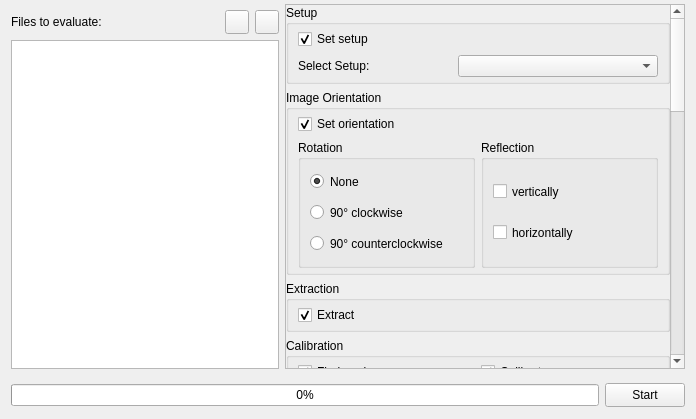
Before: the Qt Designer form bmicro/gui/batch_evaluation.ui in BrillouinMicroscopy/BMicro, drawn with Qt 5.
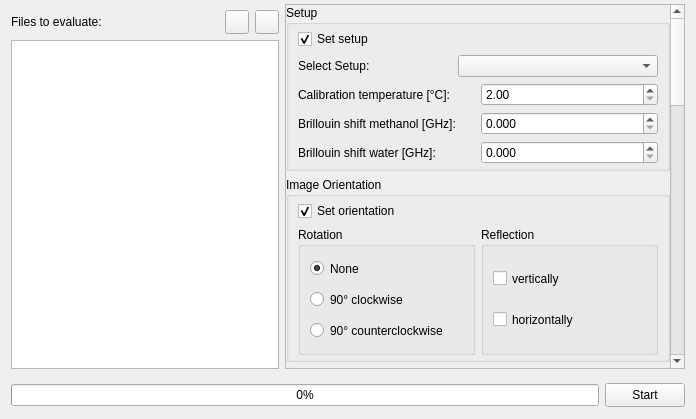
After: the same form once the commit is applied. Icons and pictures are not drawn.

Commit message: Make options available in batch calibration

```diff
--- a/bmicro/gui/batch_evaluation.ui
+++ b/bmicro/gui/batch_evaluation.ui
@@ -169,7 +169,7 @@
               <x>0</x>
               <y>0</y>
               <width>381</width>
-              <height>1320</height>
+              <height>1400</height>
              </rect>
             </property>
             <property name="sizePolicy">
@@ -181,7 +181,7 @@
             <property name="minimumSize">
              <size>
               <width>0</width>
-              <height>1320</height>
+              <height>1400</height>
              </size>
             </property>
             <layout class="QVBoxLayout" name="verticalLayout_12">
@@ -278,6 +278,99 @@
                      </layout>
                     </widget>
                    </item>
+                   <item>
+                    <layout class="QHBoxLayout" name="layout_temperature">
+                     <item>
+                      <widget class="QLabel" name="label_temperature">
+                       <property name="text">
+                        <string>Calibration temperature [°C]:</string>
+                       </property>
+                      </widget>
+                     </item>
+                     <item>
+                      <widget class="QDoubleSpinBox" name="temperature">
+                       <property name="minimumSize">
+                        <size>
+                         <width>100</width>
+                         <height>0</height>
+                        </size>
+                       </property>
+                       <property name="decimals">
+                        <number>2</number>
+                       </property>
+                       <property name="minimum">
+                        <double>2.000000000000000</double>
+                       </property>
+                       <property name="maximum">
+                        <double>59.000000000000000</double>
+                       </property>
+                       <property name="singleStep">
+                        <double>0.500000000000000</double>
+                       </property>
+                      </widget>
+                     </item>
+                    </layout>
+                   </item>
+                   <item>
+                    <layout class="QHBoxLayout" name="layout_shift_0">
+                     <item>
+                      <widget class="QLabel" name="label_shift_0">
+                       <property name="text">
+                        <string>Brillouin shift methanol [GHz]:</string>
+                       </property>
+                      </widget>
+                     </item>
+                     <item>
+                      <widget class="QDoubleSpinBox" name="shift_0">
+                       <property name="minimumSize">
+                        <size>
+                         <width>100</width>
+                         <height>0</height>
+                        </size>
+                       </property>
+                       <property name="decimals">
+                        <number>3</number>
+                       </property>
+                       <property name="maximum">
+                        <double>15.000000000000000</double>
+                       </property>
+                       <property name="singleStep">
+                        <double>0.100000000000000</double>
+                       </property>
+                      </widget>
+                     </item>
+                    </layout>
+                   </item>
+                   <item>
+                    <layout class="QHBoxLayout" name="layout_shift_1">
+                     <item>
+                      <widget class="QLabel" name="label_shift_1">
+                       <property name="text">
+                        <string>Brillouin shift water [GHz]:</string>
+                       </property>
+                      </widget>
+                     </item>
+                     <item>
+                      <widget class="QDoubleSpinBox" name="shift_1">
+                       <property name="minimumSize">
+                        <size>
+                         <width>100</width>
+                         <height>0</height>
+                        </size>
+                       </property>
+                       <property name="decimals">
+                        <number>3</number>
+                       </property>
+                       <property name="maximum">
+                        <double>15.000000000000000</double>
+                       </property>
+                       <property name="singleStep">
+                        <double>0.100000000000000</double>
+                       </property>
+                      </widget>
+                     </item>
+                    </layout>
+                   </item>
                   </layout>
                  </widget>
                 </item>
@@ -461,16 +554,18 @@
                   <property name="title">
                    <string>Calibration</string>
                   </property>
-                  <layout class="QHBoxLayout" name="horizontalLayout_6">
+                  <layout class="QVBoxLayout" name="verticalLayout_14">
                    <property name="leftMargin">
                     <number>9</number>
                    </property>
                    <property name="topMargin">
-                    <number>4</number>
+                    <number>5</number>
                    </property>
                    <property name="bottomMargin">
-                    <number>4</number>
+                    <number>5</number>
                    </property>
+                   <item>
+                    <layout class="QHBoxLayout" name="layout_calibration">
                    <item>
                     <widget class="QCheckBox" name="checkBox_find_peaks">
                      <property name="enabled">
@@ -496,6 +591,8 @@
                       <bool>true</bool>
                      </property>
                     </widget>
+                     </item>
+                    </layout>
                    </item>
                   </layout>
                  </widget>
```
Lines whose indentation alone changed are shown as unchanged. The commit also changes 2 other files.
